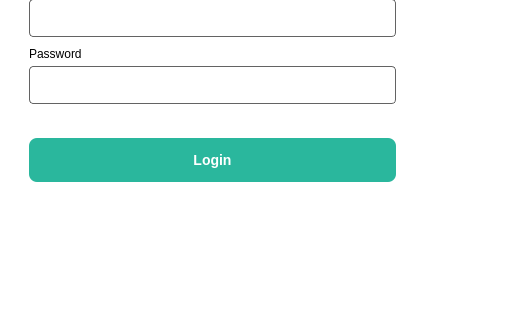
Above: ui/QTFiles/login.ui from fizzycoding/Attendance-Management-System--College before the change; both pictures show x 0 to 527 and y 251 to 580 of the 850 by 580 pixel window. Below: the same form after it.
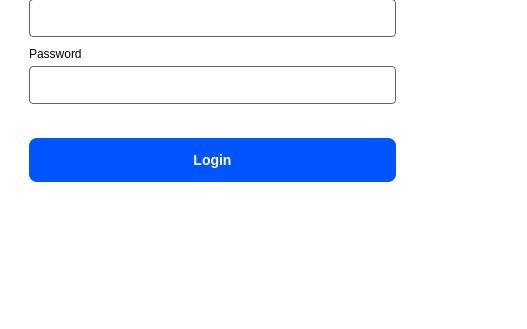
That is the form after the change.

Diff of the .ui file:
```diff
--- a/ui/QTFiles/login.ui
+++ b/ui/QTFiles/login.ui
@@ -302,20 +302,18 @@
            </property>
            <property name="styleSheet">
             <string notr="true">#loginButton {
-                                                    height: 44px;
-                                                    padding: 0 16px;
-                                                    background-color: #2ab79d;
-                                                    color: white;
-                                                    font-size: 14px;
-                                                    font-weight: 600;
-                                                    border: none;
-                                                    border-radius: 8px;
-                                                    }
-
-                                                    #loginButton:hover {
-                                                    background-color: #159079;
-                                                    }
-                                                </string>
+height: 44px;
+padding: 0 16px;
+background-color:#0055FF;
+color: white;
+font-size: 14px;
+font-weight: 600;
+border: none;
+border-radius: 8px;
+}
+#loginButton:hover {
+background-color: #3388FF
+}</string>
            </property>
            <property name="text">
             <string>Login</string>
```
Left out of the diff: 35 changed lines with no effect on the pictures.
